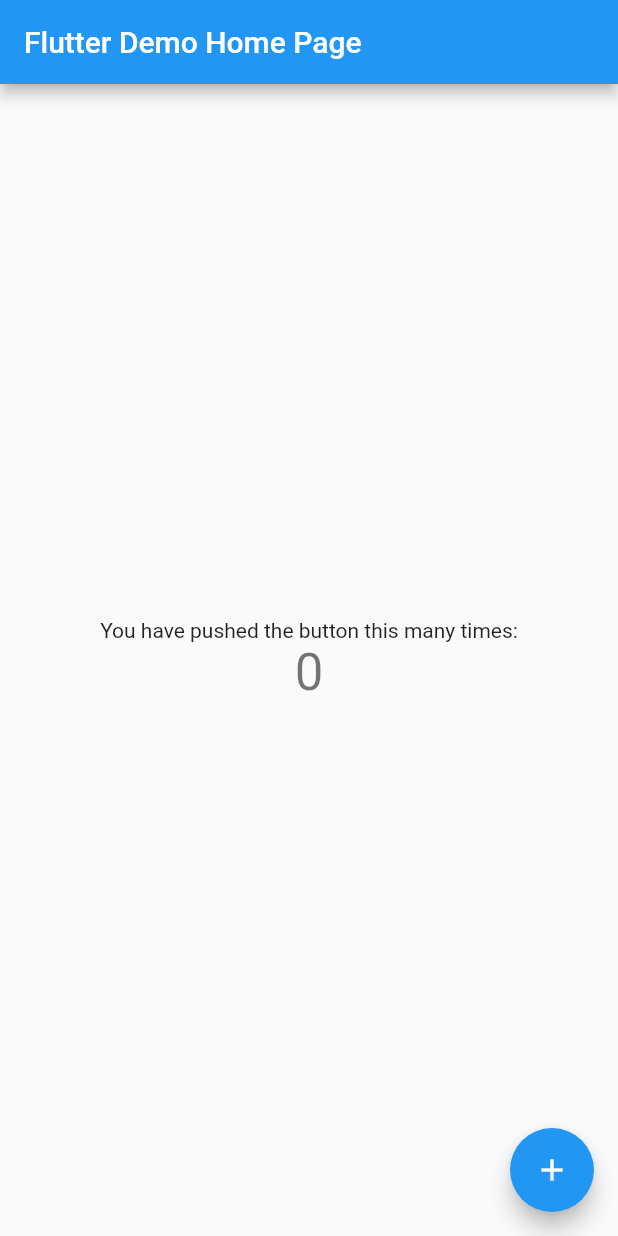
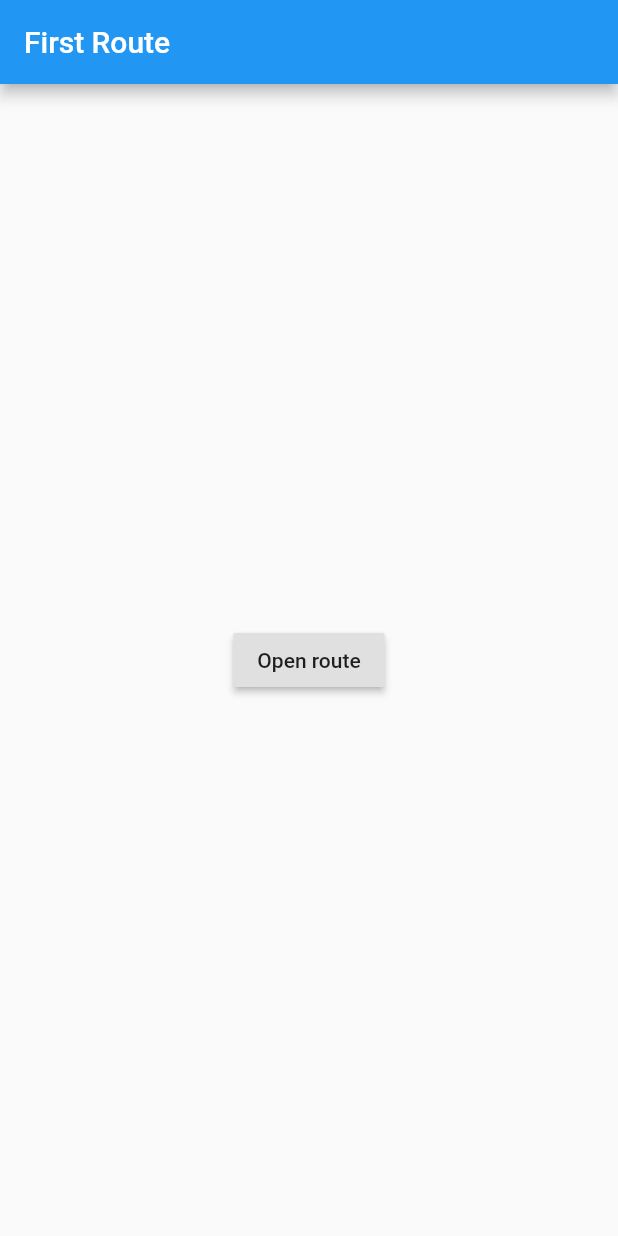
Before and after one commit to funspock/Spock-flutter, a Flutter app: the screen it shows after launch, on a phone screen of 412 x 824 dp. Run offline on Flutter 3.47's test engine with Material 2 defaults, Android fonts, the phone set to English and light mode, and no system bars.

Commit message:
navigate two screen

```diff
--- a/lib/main.dart
+++ b/lib/main.dart
@@ -1,111 +1,48 @@
 import 'package:flutter/material.dart';
 
-void main() => runApp(MyApp());
-
-class MyApp extends StatelessWidget {
-  // This widget is the root of your application.
+void main() {
+  runApp(MaterialApp(
+    title: 'Navigation Basics',
+    home: FirstRoute(),
+  ));
+}
+class FirstRoute extends StatelessWidget {
   @override
-  Widget build(BuildContext context) {
-    return MaterialApp(
-      title: 'Flutter Demo',
-      theme: ThemeData(
-        // This is the theme of your application.
-        //
-        // Try running your application with "flutter run". You'll see the
-        // application has a blue toolbar. Then, without quitting the app, try
-        // changing the primarySwatch below to Colors.green and then invoke
-        // "hot reload" (press "r" in the console where you ran "flutter run",
-        // or simply save your changes to "hot reload" in a Flutter IDE).
-        // Notice that the counter didn't reset back to zero; the application
-        // is not restarted.
-        primarySwatch: Colors.blue,
+  Widget build(BuildContext context){
+    return Scaffold(
+      appBar: AppBar(
+        title: Text('First Route'),
       ),
-      home: MyHomePage(title: 'Flutter Demo Home Page'),
+      body: Center(
+        child: RaisedButton(
+          child: Text('Open route'),
+          onPressed: (){
+            Navigator.push(
+              context,
+              MaterialPageRoute(builder: (context) => SecondRoute()),
+            );
+          },
+        ),
+      ),
     );
   }
 }
 
-class MyHomePage extends StatefulWidget {
-  MyHomePage({Key key, this.title}) : super(key: key);
-
-  // This widget is the home page of your application. It is stateful, meaning
-  // that it has a State object (defined below) that contains fields that affect
-  // how it looks.
-
-  // This class is the configuration for the state. It holds the values (in this
-  // case the title) provided by the parent (in this case the App widget) and
-  // used by the build method of the State. Fields in a Widget subclass are
-  // always marked "final".
-
-  final String title;
-
-  @override
-  _MyHomePageState createState() => _MyHomePageState();
-}
-
-class _MyHomePageState extends State<MyHomePage> {
-  int _counter = 0;
-
-  void _incrementCounter() {
-    setState(() {
-      // This call to setState tells the Flutter framework that something has
-      // changed in this State, which causes it to rerun the build method below
-      // so that the display can reflect the updated values. If we changed
-      // _counter without calling setState(), then the build method would not be
-      // called again, and so nothing would appear to happen.
-      _counter++;
-    });
-  }
-
+class SecondRoute extends StatelessWidget {
   @override
   Widget build(BuildContext context) {
-    // This method is rerun every time setState is called, for instance as done
-    // by the _incrementCounter method above.
-    //
-    // The Flutter framework has been optimized to make rerunning build methods
-    // fast, so that you can just rebuild anything that needs updating rather
-    // than having to individually change instances of widgets.
     return Scaffold(
       appBar: AppBar(
-        // Here we take the value from the MyHomePage object that was created by
-        // the App.build method, and use it to set our appbar title.
-        title: Text(widget.title),
+        title: Text("Second Route"),
       ),
       body: Center(
-        // Center is a layout widget. It takes a single child and positions it
-        // in the middle of the parent.
-        child: Column(
-          // Column is also layout widget. It takes a list of children and
-          // arranges them vertically. By default, it sizes itself to fit its
-          // children horizontally, and tries to be as tall as its parent.
-          //
-          // Invoke "debug painting" (press "p" in the console, choose the
-          // "Toggle Debug Paint" action from the Flutter Inspector in Android
-          // Studio, or the "Toggle Debug Paint" command in Visual Studio Code)
-          // to see the wireframe for each widget.
-          //
-          // Column has various properties to control how it sizes itself and
-          // how it positions its children. Here we use mainAxisAlignment to
-          // center the children vertically; the main axis here is the vertical
-          // axis because Columns are vertical (the cross axis would be
-          // horizontal).
-          mainAxisAlignment: MainAxisAlignment.center,
-          children: <Widget>[
-            Text(
-              'You have pushed the button this many times:',
-            ),
-            Text(
-              '$_counter',
-              style: Theme.of(context).textTheme.display1,
-            ),
-          ],
+        child: RaisedButton(
+          onPressed: () {
+            Navigator.pop(context);
+          },
+          child: Text('Go back!'),
         ),
       ),
-      floatingActionButton: FloatingActionButton(
-        onPressed: _incrementCounter,
-        tooltip: 'Increment',
-        child: Icon(Icons.add),
-      ), // This trailing comma makes auto-formatting nicer for build methods.
     );
   }
 }
```
